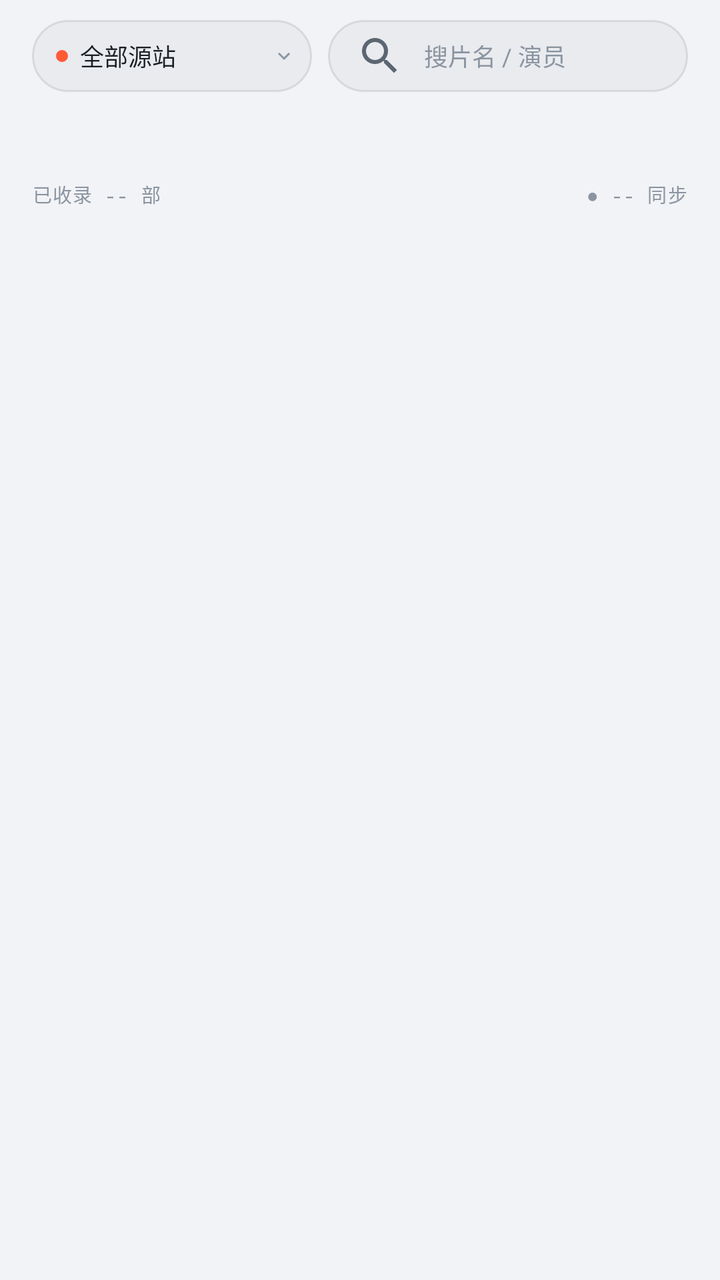
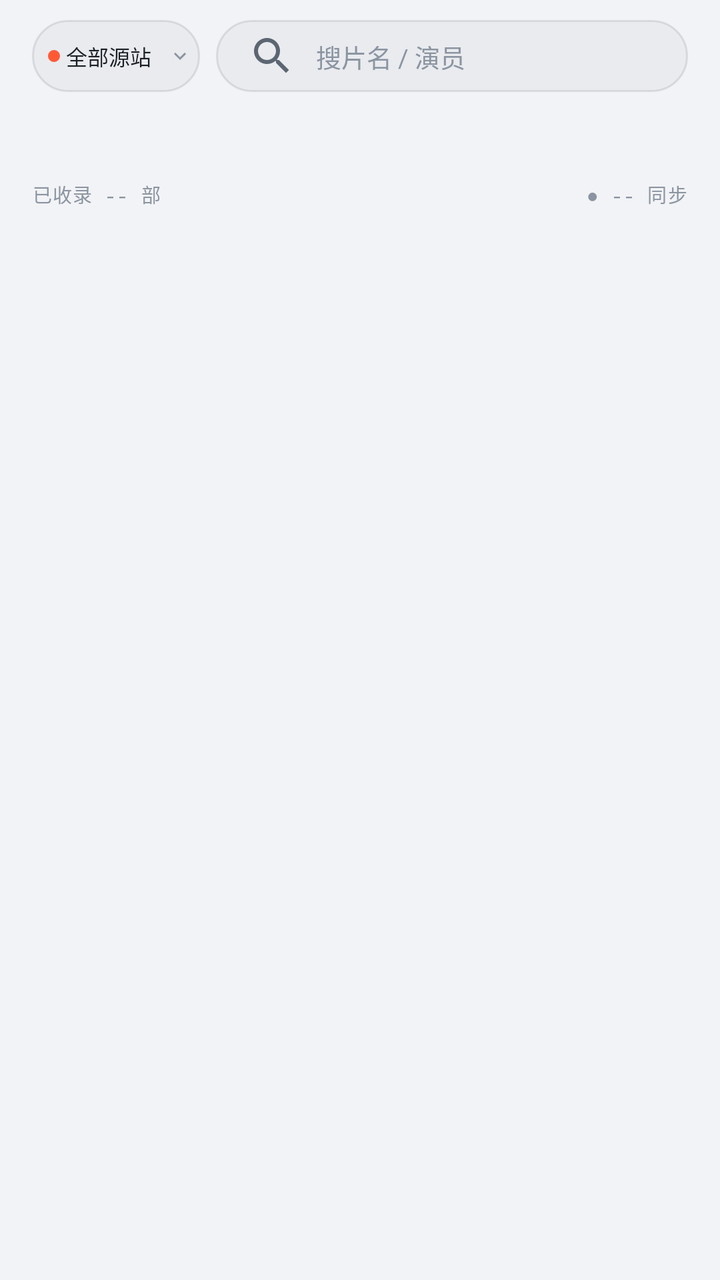

Screens rendered from an Android XML layout before and after an edit, with the pre-edit source and the edit as a unified diff.
<!-- AndroidManifest.xml: application theme Theme.LateShow -->
<!-- res/layout/fragment_home.xml -->
<?xml version="1.0" encoding="utf-8"?>
<LinearLayout xmlns:android="http://schemas.android.com/apk/res/android"
    android:layout_width="match_parent"
    android:layout_height="match_parent"
    android:orientation="vertical">

    
    <LinearLayout
        android:layout_width="match_parent"
        android:layout_height="wrap_content"
        android:orientation="horizontal"
        android:gravity="center_vertical"
        android:paddingLeft="16dp"
        android:paddingRight="16dp"
        android:paddingTop="10dp"
        android:paddingBottom="8dp">

        <TextView
            android:id="@+id/btnSource"
            android:layout_width="140dp"
            android:layout_height="36dp"
            android:gravity="center_vertical"
            android:paddingLeft="12dp"
            android:paddingRight="8dp"
            android:background="@drawable/bg_capsule"
            android:drawableStart="@drawable/dot_acc"
            android:drawableEnd="@drawable/ic_chevron_down"
            android:drawablePadding="6dp"
            android:text="全部源站"
            android:textSize="12sp"
            android:textColor="@color/t1"
            android:ellipsize="end"
            android:maxLines="1" />

        <EditText
            android:id="@+id/inputSearch"
            android:layout_width="0dp"
            android:layout_height="36dp"
            android:layout_weight="1"
            android:layout_marginLeft="8dp"
            android:paddingLeft="10dp"
            android:paddingRight="12dp"
            android:background="@drawable/bg_capsule"
            android:hint="搜片名 / 演员"
            android:textSize="12sp"
            android:textColor="@color/t1"
            android:textColorHint="@color/t3"
            android:maxLines="1"
            android:inputType="text"
            android:imeOptions="actionSearch"
            android:drawableStart="@drawable/ic_search_inset"
            android:drawablePadding="6dp" />
    </LinearLayout>

    
    <androidx.recyclerview.widget.RecyclerView
        android:id="@+id/chips"
        android:layout_width="match_parent"
        android:layout_height="30dp"
        android:paddingLeft="16dp"
        android:paddingRight="16dp"
        android:clipToPadding="false" />

    
    <LinearLayout
        android:layout_width="match_parent"
        android:layout_height="wrap_content"
        android:orientation="horizontal"
        android:paddingLeft="16dp"
        android:paddingRight="16dp"
        android:paddingTop="6dp"
        android:paddingBottom="6dp">

        <TextView
            android:id="@+id/metaCount"
            style="@style/MetaLabel"
            android:layout_width="0dp"
            android:layout_weight="1"
            android:layout_height="wrap_content"
            android:text="已收录 -- 部" />

        <TextView
            android:id="@+id/metaSync"
            style="@style/MetaLabel"
            android:layout_width="wrap_content"
            android:layout_height="wrap_content"
            android:text="● -- 同步" />
    </LinearLayout>

    
    <androidx.recyclerview.widget.RecyclerView
        android:id="@+id/grid"
        android:layout_width="match_parent"
        android:layout_height="0dp"
        android:layout_weight="1"
        android:paddingLeft="16dp"
        android:paddingRight="16dp"
        android:clipToPadding="false" />

    <TextView
        android:id="@+id/emptyView"
        android:layout_width="match_parent"
        android:layout_height="0dp"
        android:layout_weight="1"
        android:gravity="center"
        android:text="换个关键词试试\n试试片名、演员，或切回「全部」"
        android:textSize="13sp"
        android:textColor="@color/t2"
        android:visibility="gone" />
</LinearLayout>
<!-- resources referenced by this layout -->
<resources>
  <color name="t1">#1B2026</color>
  <color name="t2">#5C6672</color>
  <color name="t3">#8B95A1</color>
  <!-- drawable bg_capsule (drawable) -->
  <?xml version="1.0" encoding="utf-8"?>
  <shape xmlns:android="http://schemas.android.com/apk/res/android" android:shape="rectangle">
      <solid android:color="@color/ink700" />
      <stroke android:width="1dp" android:color="@color/line" />
      <corners android:radius="999dp" />
  </shape>
  <!-- drawable dot_acc (drawable) -->
  <?xml version="1.0" encoding="utf-8"?>
  <shape xmlns:android="http://schemas.android.com/apk/res/android" android:shape="oval">
      <solid android:color="@color/acc" />
      <size android:width="6dp" android:height="6dp" />
  </shape>
  <!-- drawable ic_chevron_down (drawable) -->
  <?xml version="1.0" encoding="utf-8"?>
  <vector xmlns:android="http://schemas.android.com/apk/res/android" android:width="12dp" android:height="12dp" android:viewportWidth="24" android:viewportHeight="24">
      <path android:fillColor="@color/t3" android:pathData="M7.41,8.59L12,13.17l4.59,-4.58L18,10l-6,6 -6,-6 1.41,-1.41z"/>
  </vector>
  <!-- drawable ic_search_inset (drawable) -->
  <?xml version="1.0" encoding="utf-8"?>
  <inset xmlns:android="http://schemas.android.com/apk/res/android"
      android:drawable="@drawable/ic_search"
      android:insetLeft="4dp" android:insetRight="4dp"
      android:insetTop="5dp" android:insetBottom="5dp" />
  <style name="MetaLabel" parent="Mono">
          <item name="android:textSize">9.5sp</item>
          <item name="android:textColor">@color/t3</item>
          <item name="android:textAllCaps">true</item>
      </style>
  <style name="Theme.LateShow" parent="Theme.Material3.Light.NoActionBar">
          <item name="android:windowBackground">@color/ink900</item>
          <item name="colorPrimary">@color/acc</item>
          <item name="colorOnPrimary">@color/accInk</item>
          <item name="colorSurface">@color/ink800</item>
          <item name="android:colorBackground">@color/ink900</item>
          <item name="android:statusBarColor">@color/ink900</item>
          <item name="android:navigationBarColor">@color/ink900</item>
          <item name="android:windowLightStatusBar">true</item>
      </style>
  <color name="ink700">#E9EBEF</color>
  <color name="line">#1A12181F</color>
  <color name="acc">#FF5A36</color>
  <!-- drawable ic_search (drawable) -->
  <?xml version="1.0" encoding="utf-8"?>
  <vector xmlns:android="http://schemas.android.com/apk/res/android" android:width="24dp" android:height="24dp" android:viewportWidth="24" android:viewportHeight="24">
      <path android:fillColor="@color/t2" android:pathData="M15.5,14h-0.79l-0.28,-0.27C15.41,12.59 16,11.11 16,9.5 16,5.91 13.09,3 9.5,3S3,5.91 3,9.5 5.91,16 9.5,16c1.61,0 3.09,-0.59 4.23,-1.57l0.27,0.28v0.79l5,4.99L20.49,19l-4.99,-5zM9.5,14C7.01,14 5,11.99 5,9.5S7.01,5 9.5,5 14,7.01 14,9.5 11.99,14 9.5,14z"/>
  </vector>
  <style name="Mono">
          <item name="android:fontFamily">monospace</item>
          <item name="android:fontFeatureSettings">tnum</item>
          <item name="android:letterSpacing">0.04</item>
      </style>
  <color name="ink900">#F2F3F6</color>
  <color name="accInk">#170A05</color>
  <color name="ink800">#FFFFFF</color>
</resources>

<!-- the commit's change to res/layout/fragment_home.xml (unified diff, before → after) -->
@@ -17,17 +17,17 @@
 
         <TextView
             android:id="@+id/btnSource"
-            android:layout_width="140dp"
+            android:layout_width="84dp"
             android:layout_height="36dp"
             android:gravity="center_vertical"
-            android:paddingLeft="12dp"
-            android:paddingRight="8dp"
+            android:paddingLeft="8dp"
+            android:paddingRight="4dp"
             android:background="@drawable/bg_capsule"
             android:drawableStart="@drawable/dot_acc"
             android:drawableEnd="@drawable/ic_chevron_down"
-            android:drawablePadding="6dp"
+            android:drawablePadding="3dp"
             android:text="全部源站"
-            android:textSize="12sp"
+            android:textSize="10.5sp"
             android:textColor="@color/t1"
             android:ellipsize="end"
             android:maxLines="1" />
@@ -38,11 +38,11 @@
             android:layout_height="36dp"
             android:layout_weight="1"
             android:layout_marginLeft="8dp"
-            android:paddingLeft="10dp"
+            android:paddingLeft="12dp"
             android:paddingRight="12dp"
             android:background="@drawable/bg_capsule"
             android:hint="搜片名 / 演员"
-            android:textSize="12sp"
+            android:textSize="12.5sp"
             android:textColor="@color/t1"
             android:textColorHint="@color/t3"
             android:maxLines="1"
